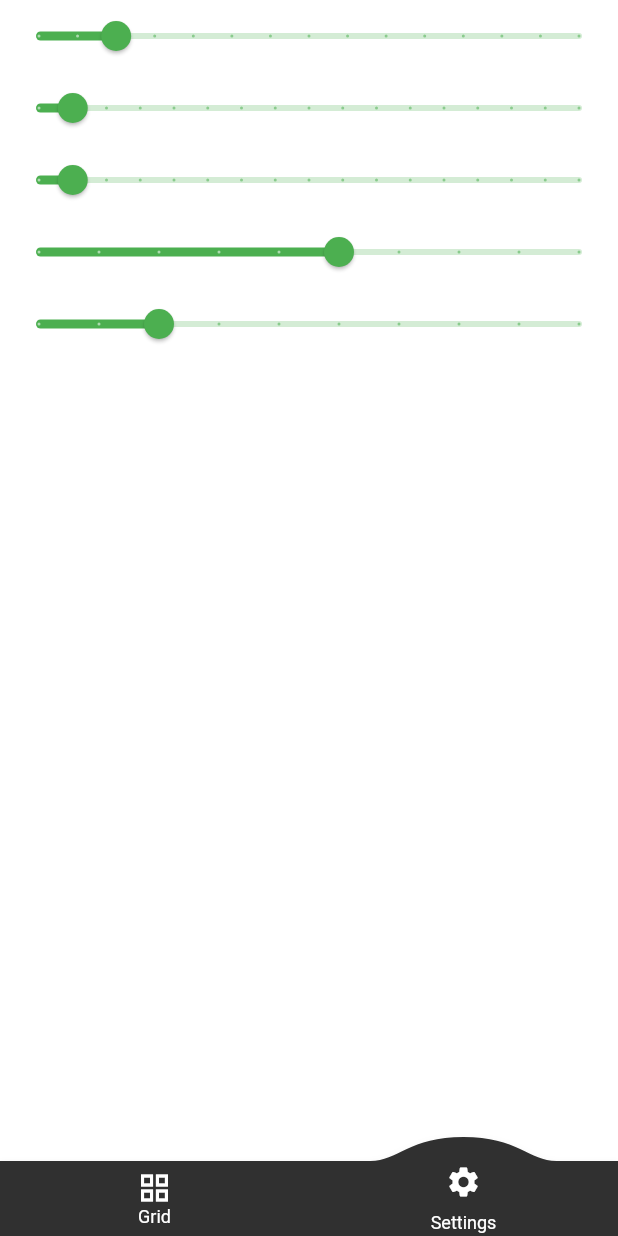
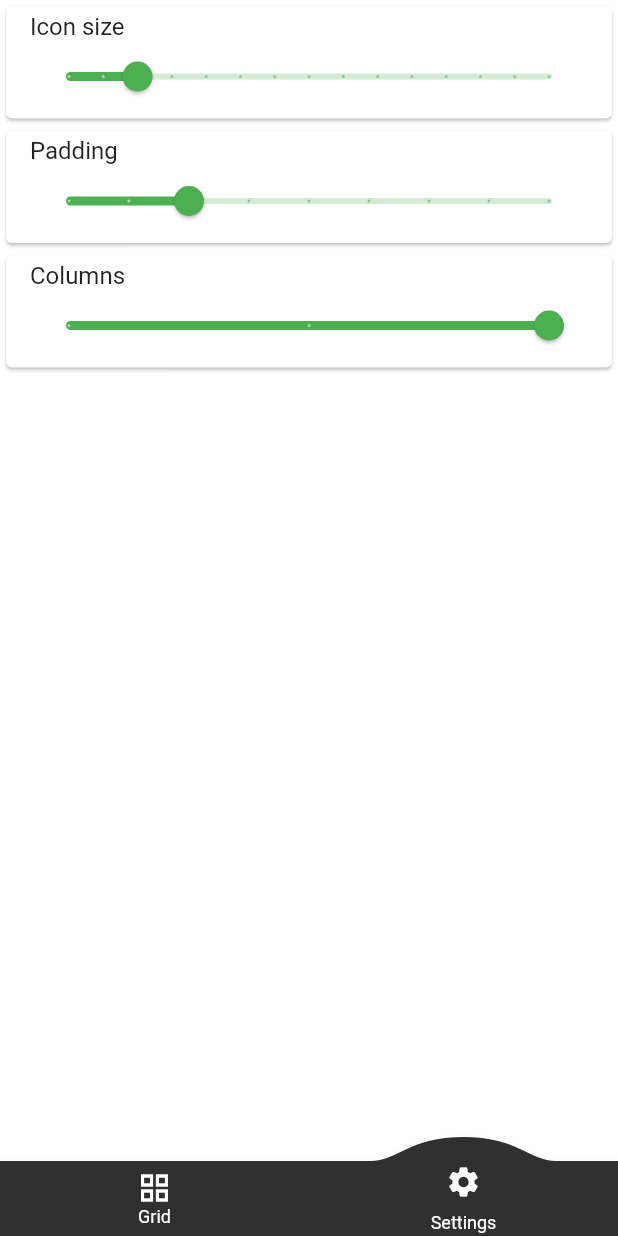
Before and after one commit to danbrun/launcher-flutter, a Flutter app: the screen it shows after launch, item 2 of the bottom bar chosen, on a phone screen of 412 x 824 dp. Run offline on Flutter 3.47's test engine with Material 2 defaults, Android fonts, the phone set to English and light mode, and no system bars; drawn by our look-alikes of convex_bottom_bar; missing offline and left inert: device_apps.

Commit message:
Updated settings model and view.

```diff
--- a/lib/LauncherSettingsModel.dart
+++ b/lib/LauncherSettingsModel.dart
@@ -2,24 +2,15 @@ import 'package:flutter/material.dart';
 
 class LauncherSettingsModel extends ChangeNotifier {
   double _iconSize = 32;
-  double _itemSpacing = 8;
   double _itemPadding = 8;
-  int _gridColumns = 6;
   int _listColumns = 3;
 
   double get iconSize => _iconSize;
-  double get itemSpacing => _itemSpacing;
   double get itemPadding => _itemPadding;
-  int get gridColumns => _gridColumns;
   int get listColumns => _listColumns;
 
   void setIconSize(double iconSize) {
     _iconSize = iconSize;
-    notifyListeners();
-  }
-
-  void setItemSpacing(double itemSpacing) {
-    _itemSpacing = itemSpacing;
     notifyListeners();
   }
 
@@ -28,11 +19,6 @@ class LauncherSettingsModel extends ChangeNotifier {
     notifyListeners();
   }
 
-  void setGridColumns(int gridColumns) {
-    _gridColumns = gridColumns;
-    notifyListeners();
-  }
-
   void setListColumns(int listColumns) {
     _listColumns = listColumns;
     notifyListeners();
--- a/lib/Settings.dart
+++ b/lib/Settings.dart
@@ -12,7 +12,10 @@ class Settings extends StatelessWidget {
       builder: (context, launcherSettingsModel, child) {
         return ListView(
           children: [
-            Slider(
+            Card(
+              child: ListTile(
+                title: Text('Icon size'),
+                subtitle: Slider(
                   value: launcherSettingsModel.iconSize,
                   label: launcherSettingsModel.iconSize.toString(),
                   onChanged: (iconSize) => launcherSettingsModel.setIconSize(iconSize),
@@ -20,37 +23,34 @@ class Settings extends StatelessWidget {
                   max: 128,
                   divisions: 14,
                 ),
-            Slider(
-              value: launcherSettingsModel.itemSpacing,
-              label: launcherSettingsModel.itemSpacing.toString(),
-              onChanged: (itemSpacing) => launcherSettingsModel.setItemSpacing(itemSpacing),
-              min: 0,
-              max: 128,
-              divisions: 16,
+                isThreeLine: true,
               ),
-            Slider(
+            ),
+            Card(
+              child: ListTile(
+                title: Text('Padding'),
+                subtitle: Slider(
                   value: launcherSettingsModel.itemPadding,
                   label: launcherSettingsModel.itemPadding.toString(),
                   onChanged: (itemPadding) => launcherSettingsModel.setItemPadding(itemPadding),
                   min: 0,
-              max: 128,
-              divisions: 16,
+                  max: 32,
+                  divisions: 8,
                 ),
-            Slider(
-              value: launcherSettingsModel.gridColumns.toDouble(),
-              label: launcherSettingsModel.gridColumns.toString(),
-              onChanged: (gridColumns) => launcherSettingsModel.setGridColumns(gridColumns.toInt()),
-              min: 1,
-              max: 10,
-              divisions: 9,
               ),
-            Slider(
+            ),
+            Card(
+              child: ListTile(
+                title: Text('Columns'),
+                subtitle: Slider(
                   value: launcherSettingsModel.listColumns.toDouble(),
                   label: launcherSettingsModel.listColumns.toString(),
                   onChanged: (listColumns) => launcherSettingsModel.setListColumns(listColumns.toInt()),
                   min: 1,
-              max: 10,
-              divisions: 9,
+                  max: 3,
+                  divisions: 2,
+                ),
+              ),
             ),
           ],
         );
```
Lines whose indentation alone changed are shown as unchanged.
